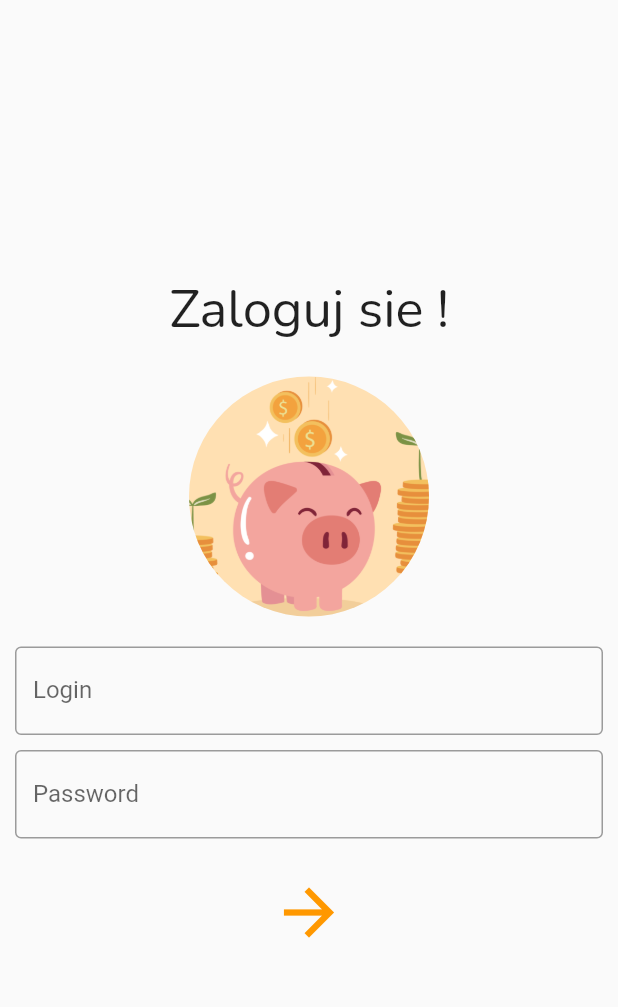
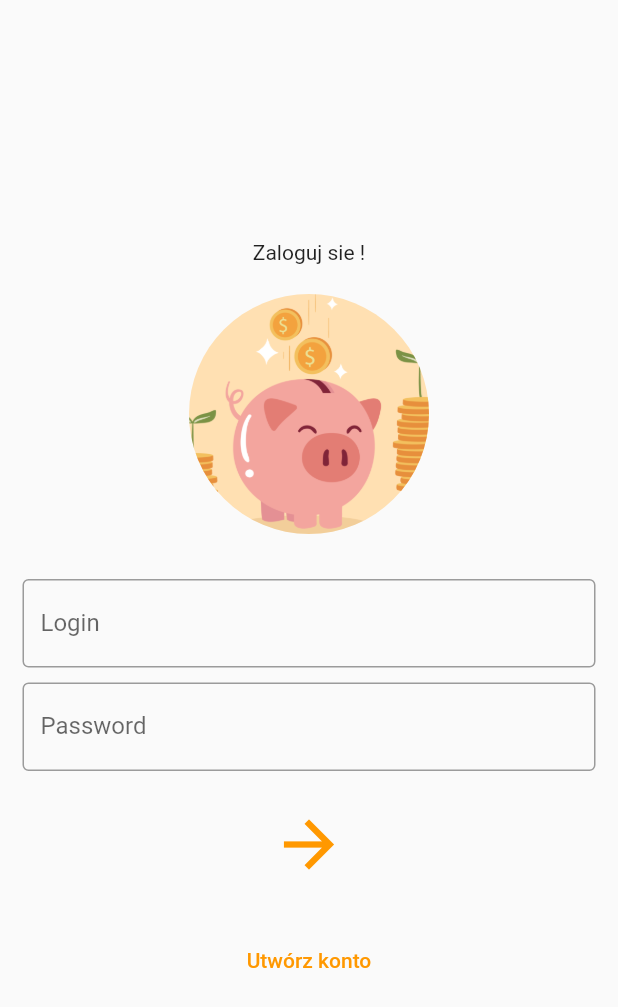
Before and after one commit to dawidskalski/skarbonka, a Flutter app: the LoginPage screen opened directly, on a phone screen of 412 x 824 dp. Shown: the top 1007 px of the screen. Run offline on Flutter 3.47's test engine with Material 2 defaults, Android fonts, the phone set to English and light mode, and no system bars; our stand-ins replace firebase_auth, firebase_core, google_fonts; accounts and stored records are empty.

Commit message:
Initialize Flutter Binding on main Page, add sign out on the HomePage and create account on the LoginPage

```diff
--- a/lib/app/login/login_page.dart
+++ b/lib/app/login/login_page.dart
@@ -9,6 +9,7 @@ class LoginPage extends StatefulWidget {
 
   final emailController = TextEditingController();
   final passwordController = TextEditingController();
+  final name = TextEditingController();
 
   @override
   State<LoginPage> createState() => _LoginPageState();
@@ -16,23 +17,36 @@ class LoginPage extends StatefulWidget {
 
 class _LoginPageState extends State<LoginPage> {
   var errorMessage = '';
+  var isCreatingAccount = false;
 
   @override
   Widget build(BuildContext context) {
     return Scaffold(
       body: Center(
         child: Padding(
-          padding: const EdgeInsets.all(10.0),
+          padding: const EdgeInsets.all(15.0),
           child: Column(
             mainAxisAlignment: MainAxisAlignment.center,
             children: [
-              Text('Zaloguj sie !', style: GoogleFonts.nunito(fontSize: 35)),
+              Text(isCreatingAccount == false
+                  ? 'Zaloguj sie !'
+                  : 'Zarejestruj się'),
               SizedBox(height: 20),
               const CircleAvatar(
                 backgroundImage: AssetImage('images/piggy.png'),
                 radius: 80,
               ),
               const SizedBox(height: 20),
+              if (isCreatingAccount == true) ...[
+                TextField(
+                  controller: widget.name,
+                  decoration: InputDecoration(
+                      hintText: 'What your name ?',
+                      border: OutlineInputBorder(),
+                      label: Text('name')),
+                ),
+              ],
+              const SizedBox(height: 10),
               TextField(
                 controller: widget.emailController,
                 decoration: const InputDecoration(
@@ -44,7 +58,7 @@ class _LoginPageState extends State<LoginPage> {
               TextField(
                 controller: widget.passwordController,
                 decoration: const InputDecoration(
-                    hintText: 'Password',
+                    hintText: 'Choose your password',
                     border: OutlineInputBorder(),
                     label: Text('Password')),
                 obscureText: true,
@@ -52,6 +66,7 @@ class _LoginPageState extends State<LoginPage> {
               Text(errorMessage),
               IconButton(
                 onPressed: () async {
+                  if (isCreatingAccount == false) {
                     try {
                       await FirebaseAuth.instance.signInWithEmailAndPassword(
                         email: widget.emailController.text,
@@ -62,13 +77,45 @@ class _LoginPageState extends State<LoginPage> {
                         errorMessage = error.toString();
                       });
                     }
+                  } else {
+                    try {
+                      FirebaseAuth.instance.createUserWithEmailAndPassword(
+                          email: widget.emailController.text,
+                          password: widget.passwordController.text);
+                    } catch (error) {
+                      setState(() {
+                        errorMessage = error.toString();
+                      });
+                    }
+                  }
                 },
                 icon: const Icon(
                   Icons.arrow_forward,
                   color: Colors.orange,
                 ),
                 iconSize: 50,
+              ),
+              SizedBox(height: 20),
+              if (isCreatingAccount == false) ...[
+                TextButton(
+                  onPressed: () {
+                    setState(() {
+                      isCreatingAccount = true;
+                    });
+                  },
+                  child: Text('Utwórz konto'),
                 )
+              ],
+              if (isCreatingAccount == true) ...[
+                TextButton(
+                  onPressed: () {
+                    setState(() {
+                      isCreatingAccount = false;
+                    });
+                  },
+                  child: Text('Mam już konto'),
+                )
+              ]
             ],
           ),
         ),
--- a/lib/app/welcome/welcome_page.dart
+++ b/lib/app/welcome/welcome_page.dart
@@ -2,6 +2,7 @@ import 'package:firebase_auth/firebase_auth.dart';
 import 'package:flutter/material.dart';
 import 'package:google_fonts/google_fonts.dart';
 import 'package:skarbonka/app/login/login_page.dart';
+import 'package:skarbonka/main.dart';
 
 class WelcomePage extends StatelessWidget {
   const WelcomePage({
@@ -27,19 +28,22 @@ class WelcomePage extends StatelessWidget {
                   style: GoogleFonts.actor(
                       fontSize: 40, fontWeight: FontWeight.bold),
                 ),
+                const SizedBox(height: 20),
                 Text(
                   'Nazywam się sakorbonka! Jestem tu po to aby pomóc ci w kontrolowaniu twoich wydatków.',
                   style: GoogleFonts.lato(fontSize: 15),
                 ),
+                const SizedBox(height: 20),
                 CircleAvatar(
                   backgroundImage: AssetImage('images/piggy.png'),
                   radius: 100,
                 ),
+                const SizedBox(height: 40),
                 IconButton(
                   iconSize: 37,
                   onPressed: () {
                     Navigator.of(context)
-                        .push(MaterialPageRoute(builder: (_) => LoginPage()));
+                        .push(MaterialPageRoute(builder: (_) => RootPage()));
                   },
                   icon: Icon(
                     Icons.arrow_forward,
```
Also changed, not shown: lib/app/home/home_page.dart (+12 -4 lines), lib/main.dart (+7 -1 lines). Lines whose indentation alone changed are shown as unchanged.
